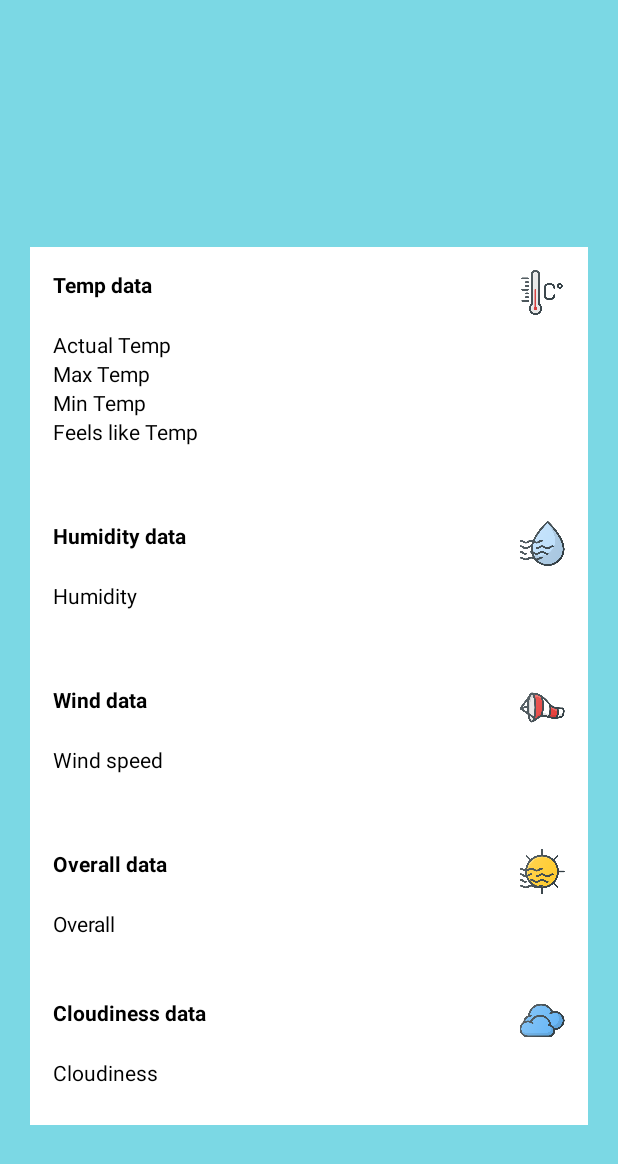
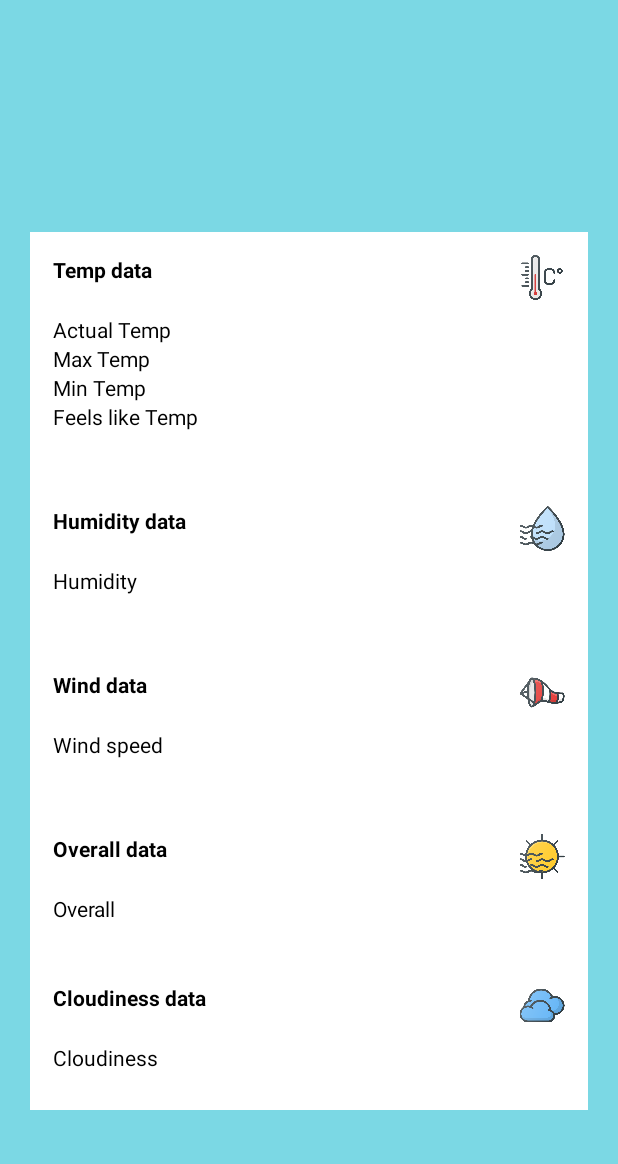
Before and after one commit to matadysa/Mobile-Programming-HW2, an Android app: the DetailsActivity screen opened directly, with no data from a screen before it, on a phone screen of 412 x 824 dp. Shown: the top 1164 px of the screen. Run offline under Robolectric (Android 15) with nearby library versions, the phone set to English and light mode, and no system bars; 10 statements that could not run were skipped.

Commit message:
details activity border fix

```diff
--- a/app/src/main/res/layout/activity_details.xml
+++ b/app/src/main/res/layout/activity_details.xml
@@ -37,16 +37,17 @@
 
     <TableLayout
         android:layout_width="match_parent"
+        android:layout_height="wrap_content"
+        android:layout_marginStart="20dp"
+        android:layout_marginEnd="20dp"
+        android:layout_marginBottom="20dp"
+        android:background="?attr/recycler_item_background_color"
         android:padding="5dp"
-        android:background="?attr/recycler_item_background_color"
-        android:layout_height="wrap_content"
+        android:stretchColumns="1,2,3,4,5"
         app:layout_constraintBottom_toBottomOf="parent"
         app:layout_constraintEnd_toEndOf="parent"
         app:layout_constraintStart_toStartOf="parent"
-        android:stretchColumns="1,2,3,4,5"
-        app:layout_constraintTop_toBottomOf="@+id/city_or_location_detail_text"
-        android:layout_marginStart="20dp"
-        android:layout_marginEnd="20dp">
+        app:layout_constraintTop_toBottomOf="@+id/city_or_location_detail_text">
 
         <!-- Temp data -->
         <TableRow
@@ -58,15 +59,14 @@
                 android:layout_width="wrap_content"
                 android:layout_column="1"
                 android:text="Temp data"
-                android:textStyle="bold"
-                android:textColor="?attr/text_color" />
+                android:textColor="?attr/text_color"
+                android:textStyle="bold" />
 
             <ImageView
+                android:layout_width="0dp"
+                android:layout_height="30dp"
                 android:layout_column="4"
-                android:src="@drawable/thermometer"
-                android:layout_height="30dp"
-                android:layout_width="0dp"
-                />
+                android:src="@drawable/thermometer" />
         </TableRow>
 
         <TableRow
@@ -83,11 +83,11 @@
 
 
             <TextView
+                android:id="@+id/detail_actual_temp_textView"
                 android:layout_width="wrap_content"
                 android:layout_column="4"
-                android:id="@+id/detail_actual_temp_textView"
-                android:textColor="?attr/text_color"
-                android:layout_gravity="center"/>
+                android:layout_gravity="center"
+                android:textColor="?attr/text_color" />
         </TableRow>
 
         <TableRow
@@ -104,10 +104,10 @@
 
 
             <TextView
+                android:id="@+id/detail_max_temp_textView"
                 android:layout_width="wrap_content"
                 android:layout_column="4"
                 android:layout_gravity="center"
-                android:id="@+id/detail_max_temp_textView"
                 android:textColor="?attr/text_color" />
         </TableRow>
 
@@ -125,10 +125,10 @@
 
 
             <TextView
+                android:id="@+id/detail_min_temp_textView"
                 android:layout_width="wrap_content"
                 android:layout_column="4"
                 android:layout_gravity="center"
-                android:id="@+id/detail_min_temp_textView"
                 android:textColor="?attr/text_color" />
         </TableRow>
 
@@ -146,10 +146,10 @@
 
 
             <TextView
+                android:id="@+id/detail_feelsLike_temp_textView"
                 android:layout_width="wrap_content"
                 android:layout_column="4"
                 android:layout_gravity="center"
-                android:id="@+id/detail_feelsLike_temp_textView"
                 android:textColor="?attr/text_color" />
         </TableRow>
 
@@ -157,22 +157,21 @@
         <TableRow
             android:layout_width="match_parent"
             android:layout_height="match_parent"
-            android:padding="10dp"
-            android:layout_marginTop="40dp">
+            android:layout_marginTop="40dp"
+            android:padding="10dp">
 
             <TextView
                 android:layout_width="wrap_content"
                 android:layout_column="1"
                 android:text="Humidity data"
-                android:textStyle="bold"
-                android:textColor="?attr/text_color" />
+                android:textColor="?attr/text_color"
+                android:textStyle="bold" />
 
             <ImageView
+                android:layout_width="0dp"
+                android:layout_height="30dp"
                 android:layout_column="4"
-                android:src="@drawable/humidity"
-                android:layout_height="30dp"
-                android:layout_width="0dp"
-                />
+                android:src="@drawable/humidity" />
         </TableRow>
 
         <TableRow
@@ -189,10 +188,10 @@
 
 
             <TextView
+                android:id="@+id/detail_humidity_textView"
                 android:layout_width="wrap_content"
                 android:layout_column="4"
                 android:layout_gravity="center"
-                android:id="@+id/detail_humidity_textView"
                 android:textColor="?attr/text_color" />
         </TableRow>
 
@@ -200,22 +199,21 @@
         <TableRow
             android:layout_width="match_parent"
             android:layout_height="match_parent"
-            android:padding="10dp"
-            android:layout_marginTop="40dp">
+            android:layout_marginTop="40dp"
+            android:padding="10dp">
 
             <TextView
                 android:layout_width="wrap_content"
                 android:layout_column="1"
                 android:text="Wind data"
-                android:textStyle="bold"
-                android:textColor="?attr/text_color" />
+                android:textColor="?attr/text_color"
+                android:textStyle="bold" />
 
             <ImageView
+                android:layout_width="0dp"
+                android:layout_height="30dp"
                 android:layout_column="4"
-                android:src="@drawable/wind_sign"
-                android:layout_height="30dp"
-                android:layout_width="0dp"
-                />
+                android:src="@drawable/wind_sign" />
         </TableRow>
 
         <TableRow
@@ -232,10 +230,10 @@
 
 
             <TextView
+                android:id="@+id/detail_wind_speed_textView"
                 android:layout_width="wrap_content"
                 android:layout_column="4"
                 android:layout_gravity="center"
-                android:id="@+id/detail_wind_speed_textView"
                 android:textColor="?attr/text_color" />
         </TableRow>
 
@@ -243,22 +241,21 @@
         <TableRow
             android:layout_width="match_parent"
             android:layout_height="match_parent"
-            android:padding="10dp"
-            android:layout_marginTop="40dp">
+            android:layout_marginTop="40dp"
+            android:padding="10dp">
 
             <TextView
                 android:layout_width="wrap_content"
                 android:layout_column="1"
                 android:text="Overall data"
-                android:textStyle="bold"
-                android:textColor="?attr/text_color" />
+                android:textColor="?attr/text_color"
+                android:textStyle="bold" />
 
             <ImageView
-                android:layout_column="4"
+                android:id="@+id/details_imageView"
+                android:layout_width="0dp"
                 android:layout_height="30dp"
-                android:layout_width="0dp"
-                android:id="@+id/details_imageView"
-                />
+                android:layout_column="4" />
         </TableRow>
 
         <TableRow
@@ -268,10 +265,10 @@
             tools:ignore="RtlSymmetry">
 
             <TextView
+                android:id="@+id/salam"
                 android:layout_width="wrap_content"
                 android:layout_column="1"
                 android:text="Overall"
-                android:id="@+id/salam"
                 android:textColor="?attr/text_color" />
 
 
@@ -287,30 +284,29 @@
         <TableRow
             android:layout_width="match_parent"
             android:layout_height="match_parent"
-            android:padding="10dp"
-            android:layout_marginTop="30dp">
+            android:layout_marginTop="30dp"
+            android:padding="10dp">
 
             <TextView
                 android:layout_width="wrap_content"
                 android:layout_column="1"
                 android:text="Cloudiness data"
-                android:textStyle="bold"
-                android:textColor="?attr/text_color" />
+                android:textColor="?attr/text_color"
+                android:textStyle="bold" />
 
             <ImageView
+                android:layout_width="0dp"
+                android:layout_height="30dp"
                 android:layout_column="4"
-                android:src="@drawable/cloudy"
-                android:layout_height="30dp"
-                android:layout_width="0dp"
-                />
+                android:src="@drawable/cloudy" />
         </TableRow>
 
         <TableRow
             android:layout_width="match_parent"
             android:layout_height="match_parent"
             android:paddingStart="10dp"
-            tools:ignore="RtlSymmetry"
-            android:paddingBottom="20dp">
+            android:paddingBottom="20dp"
+            tools:ignore="RtlSymmetry">
 
             <TextView
                 android:layout_width="wrap_content"
@@ -320,11 +316,11 @@
 
 
             <TextView
+                android:id="@+id/detail_cloudiness_textView"
                 android:layout_width="wrap_content"
                 android:layout_column="4"
                 android:layout_gravity="center"
-                android:id="@+id/detail_cloudiness_textView"
-                android:textColor="?attr/text_color"/>
+                android:textColor="?attr/text_color" />
         </TableRow>
 
 
```
